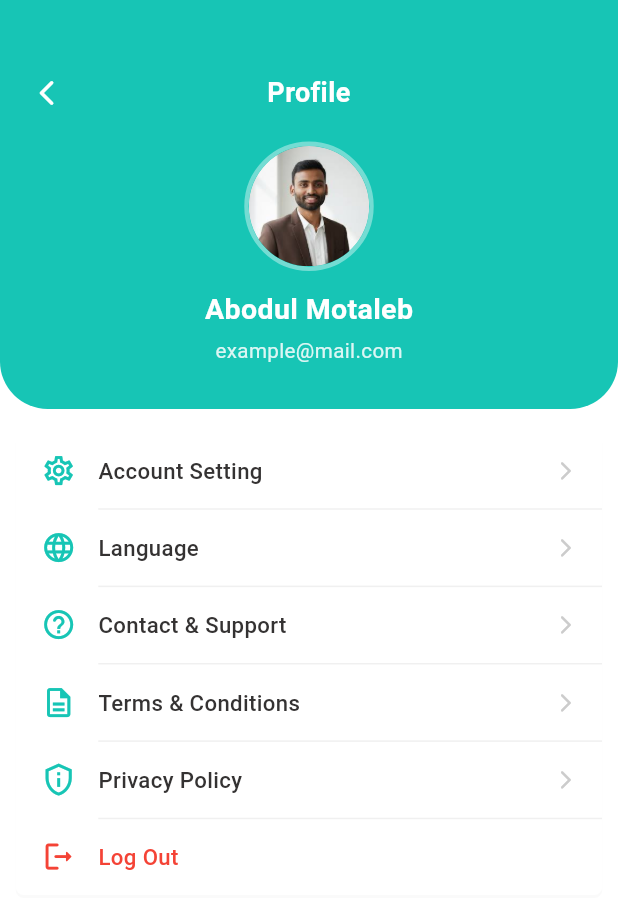
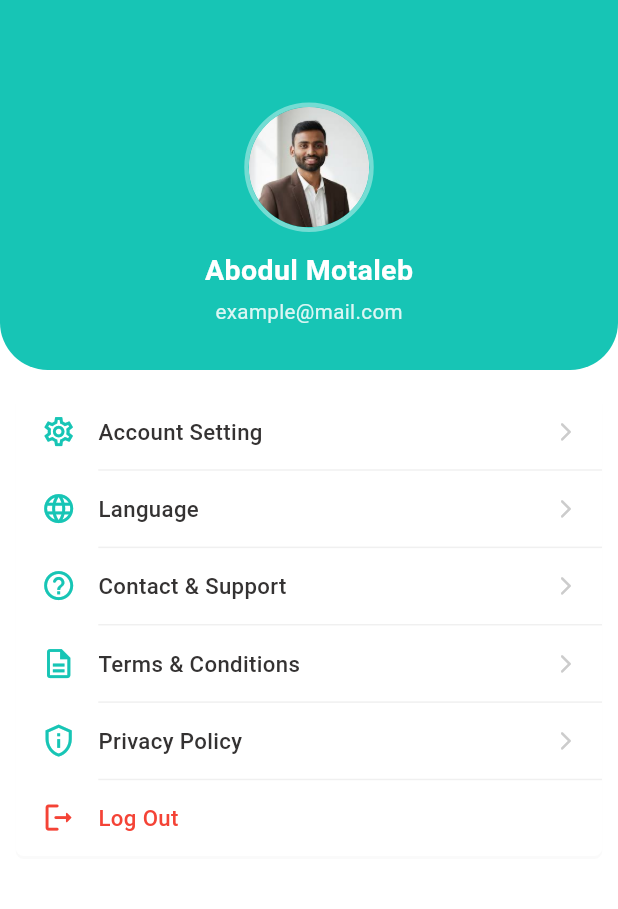
Before and after one commit to learnwithmotaleb/jeebjab_development, a Flutter app: the ProfileScreen screen opened by its route, on a phone screen of 412 x 824 dp. Shown: the top 909 px of the screen. Run offline on Flutter 3.47's test engine with Material 3 defaults, Android fonts, the phone set to English and light mode, and no system bars; our stand-ins replace get, hive, image_picker, internet_connection_checker_plus, logger, pin_code_fields and 3 more; accounts and stored records are empty.

Commit message:
now start test flight

```diff
--- a/lib/presentation/screen/profile/profile/widget/profile_header_widget.dart
+++ b/lib/presentation/screen/profile/profile/widget/profile_header_widget.dart
@@ -39,30 +39,30 @@ class ProfileHeaderWidget extends StatelessWidget {
         crossAxisAlignment: CrossAxisAlignment.center,
         children: [
           // ── Title row with back button ───────────────────────────────
-          Row(
-            children: [
-              GestureDetector(
-                onTap: () => Get.back(),
-                child: const Icon(
-                  Icons.arrow_back_ios_new_rounded,
-                  color: AppColors.whiteColor,
-                  size: 20,
-                ),
-              ),
-               Expanded(
-                child: Text(
-                 AppStrings.profile.tr,
-                  textAlign: TextAlign.center,
-                  style: TextStyle(
-                    color: AppColors.whiteColor,
-                    fontSize: 18,
-                    fontWeight: FontWeight.w700,
-                  ),
-                ),
-              ),
-              const SizedBox(width: 20),
-            ],
-          ),
+          // Row(
+          //   children: [
+          //     GestureDetector(
+          //       onTap: () => Get.back(),
+          //       child: const Icon(
+          //         Icons.arrow_back_ios_new_rounded,
+          //         color: AppColors.whiteColor,
+          //         size: 20,
+          //       ),
+          //     ),
+          //      Expanded(
+          //       child: Text(
+          //        AppStrings.profile.tr,
+          //         textAlign: TextAlign.center,
+          //         style: TextStyle(
+          //           color: AppColors.whiteColor,
+          //           fontSize: 18,
+          //           fontWeight: FontWeight.w700,
+          //         ),
+          //       ),
+          //     ),
+          //     const SizedBox(width: 20),
+          //   ],
+          // ),
 
           SizedBox(height: Dimensions.h(20)),
 
```
